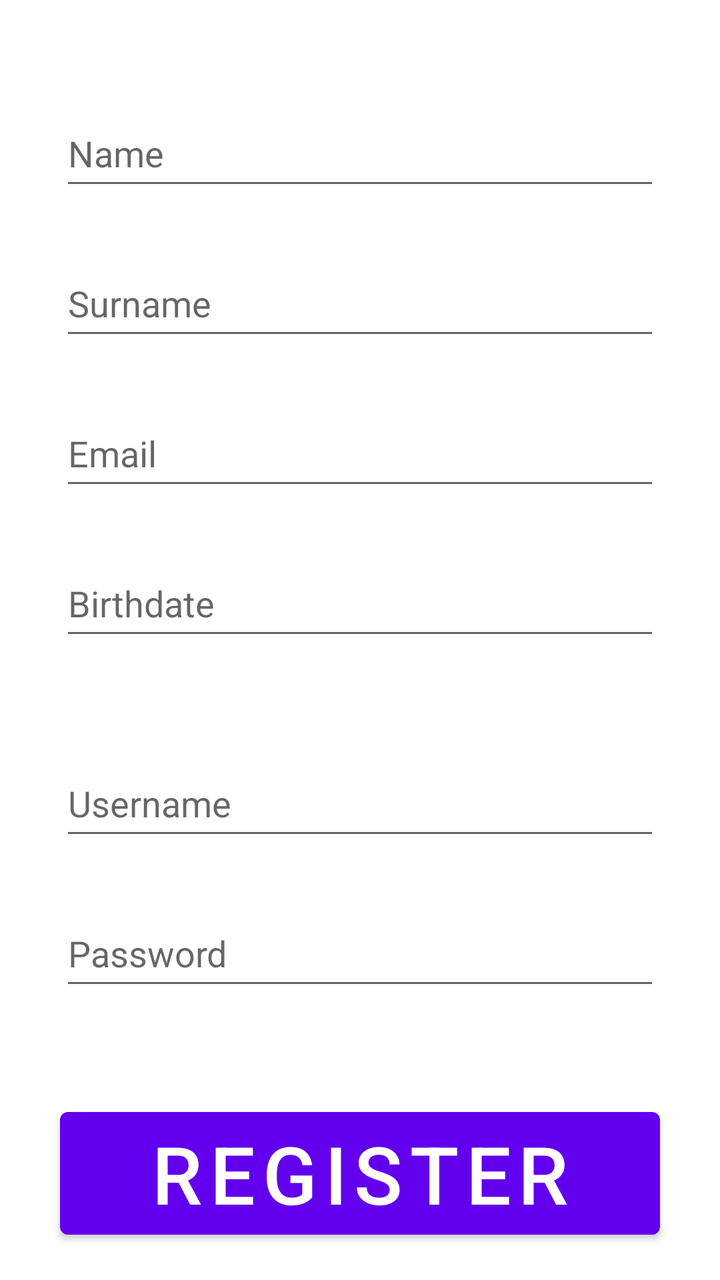
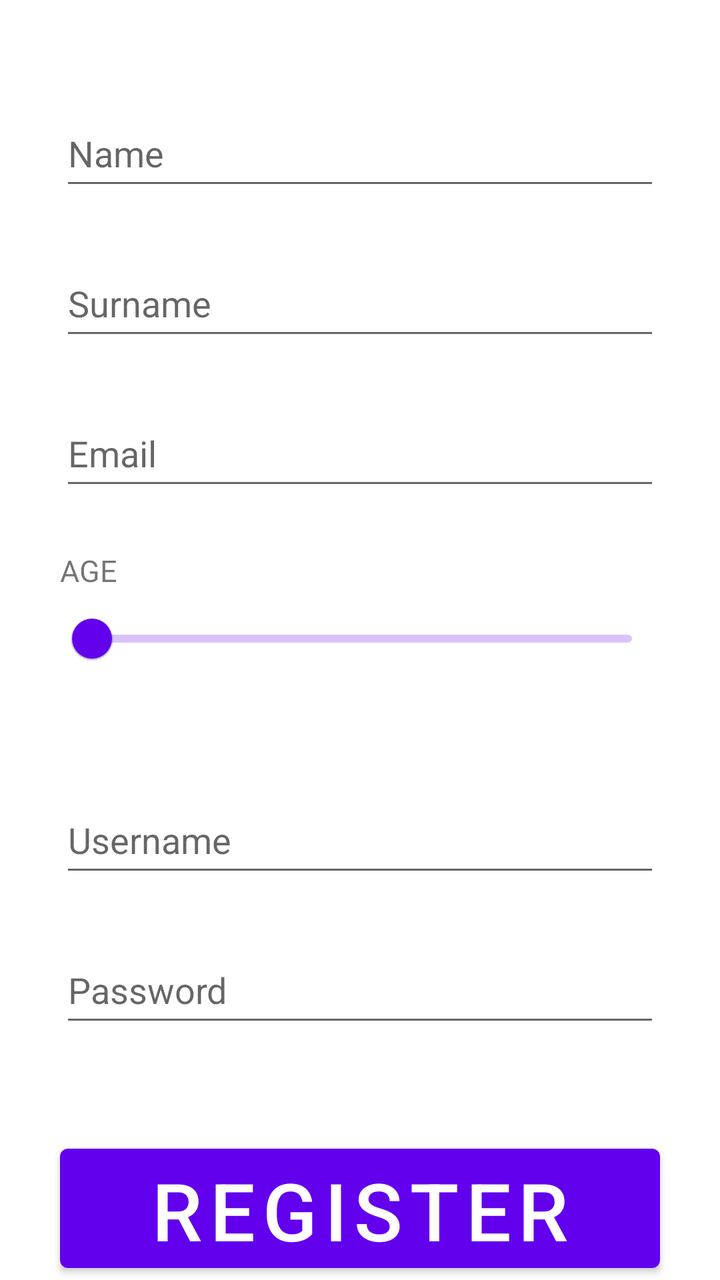

Two renders of the same Android screen: before a commit and after it. Below are the layout's source before the change and the commit's diff.
<!-- AndroidManifest.xml: application theme Theme.PetMonsters -->
<!-- res/layout/activity_register.xml -->
<?xml version="1.0" encoding="utf-8"?>
<androidx.constraintlayout.widget.ConstraintLayout xmlns:android="http://schemas.android.com/apk/res/android"
    xmlns:app="http://schemas.android.com/apk/res-auto"
    xmlns:tools="http://schemas.android.com/tools"
    android:layout_width="match_parent"
    android:layout_height="match_parent"
    tools:context=".RegisterActivity">

    <LinearLayout
        android:layout_width="match_parent"
        android:layout_height="match_parent"
        android:orientation="vertical">

        <EditText
            android:id="@+id/name_et"
            android:layout_width="300dp"
            android:layout_height="50dp"
            android:layout_gravity="center"
            android:layout_marginTop="50dp"
            android:hint="Name"/>

        <EditText
            android:id="@+id/surname_et"
            android:layout_width="300dp"
            android:layout_height="50dp"
            android:layout_gravity="center"
            android:layout_marginTop="25dp"
            android:hint="Surname"/>

        <EditText
            android:id="@+id/email_et"
            android:layout_width="300dp"
            android:layout_height="50dp"
            android:layout_gravity="center"
            android:layout_marginTop="25dp"
            android:inputType="textEmailAddress"
            android:hint="Email"/>

        <EditText
            android:id="@+id/age_et"
            android:layout_width="300dp"
            android:layout_height="50dp"
            android:layout_gravity="center"
            android:layout_marginTop="25dp"
            android:inputType="date"
            android:hint="Birthdate"/>

        <EditText
            android:id="@+id/username_et"
            android:layout_width="300dp"
            android:layout_height="50dp"
            android:layout_gravity="center"
            android:layout_marginTop="50dp"
            android:hint="Username"/>

        <EditText
            android:id="@+id/password_et"
            android:layout_width="300dp"
            android:layout_height="50dp"
            android:layout_gravity="center"
            android:layout_marginTop="25dp"
            android:inputType="textPassword"
            android:hint="Password"/>

        <Button
            android:id="@+id/register_btn"
            android:layout_width="300dp"
            android:layout_height="wrap_content"
            android:layout_gravity="center"
            android:layout_marginTop="50dp"
            android:text="Register"
            android:textSize="40dp"/>

    </LinearLayout>

</androidx.constraintlayout.widget.ConstraintLayout>
<!-- resources referenced by this layout -->
<resources>
  <style name="Theme.PetMonsters" parent="Theme.MaterialComponents.DayNight.DarkActionBar">
          
          <item name="colorPrimary">@color/purple_500</item>
          <item name="colorPrimaryVariant">@color/purple_700</item>
          <item name="colorOnPrimary">@color/white</item>
          
          <item name="colorSecondary">@color/teal_200</item>
          <item name="colorSecondaryVariant">@color/teal_700</item>
          <item name="colorOnSecondary">@color/black</item>
          
          <item name="android:statusBarColor">?attr/colorPrimaryVariant</item>
          
      </style>
  <color name="purple_500">#FF6200EE</color>
  <color name="purple_700">#FF3700B3</color>
  <color name="white">#FFFFFFFF</color>
  <color name="teal_200">#FF03DAC5</color>
  <color name="teal_700">#FF018786</color>
  <color name="black">#FF000000</color>
</resources>

<!-- the commit's change to res/layout/activity_register.xml (unified diff, before → after) -->
@@ -36,14 +36,23 @@
             android:inputType="textEmailAddress"
             android:hint="Email"/>
 
-        <EditText
-            android:id="@+id/age_et"
+        <TextView
             android:layout_width="300dp"
-            android:layout_height="50dp"
+            android:layout_height="wrap_content"
             android:layout_gravity="center"
             android:layout_marginTop="25dp"
-            android:inputType="date"
-            android:hint="Birthdate"/>
+            android:text="AGE"
+            android:textSize="15dp"/>
+
+        <com.google.android.material.slider.Slider
+            android:id="@+id/age_sli"
+            android:layout_width="300dp"
+            android:layout_height="wrap_content"
+            android:layout_gravity="center"
+            android:valueFrom="0"
+            android:valueTo="100"
+            app:tickColor="@color/black"
+            app:tickColorActive="@color/purple_200" />
 
         <EditText
             android:id="@+id/username_et"
<!-- resource entries referenced after the edit -->
@@ -19,5 +19,6 @@
   <color name="teal_200">#FF03DAC5</color>
   <color name="teal_700">#FF018786</color>
   <color name="black">#FF000000</color>
+  <color name="purple_200">#FFBB86FC</color>
 </resources>
 
